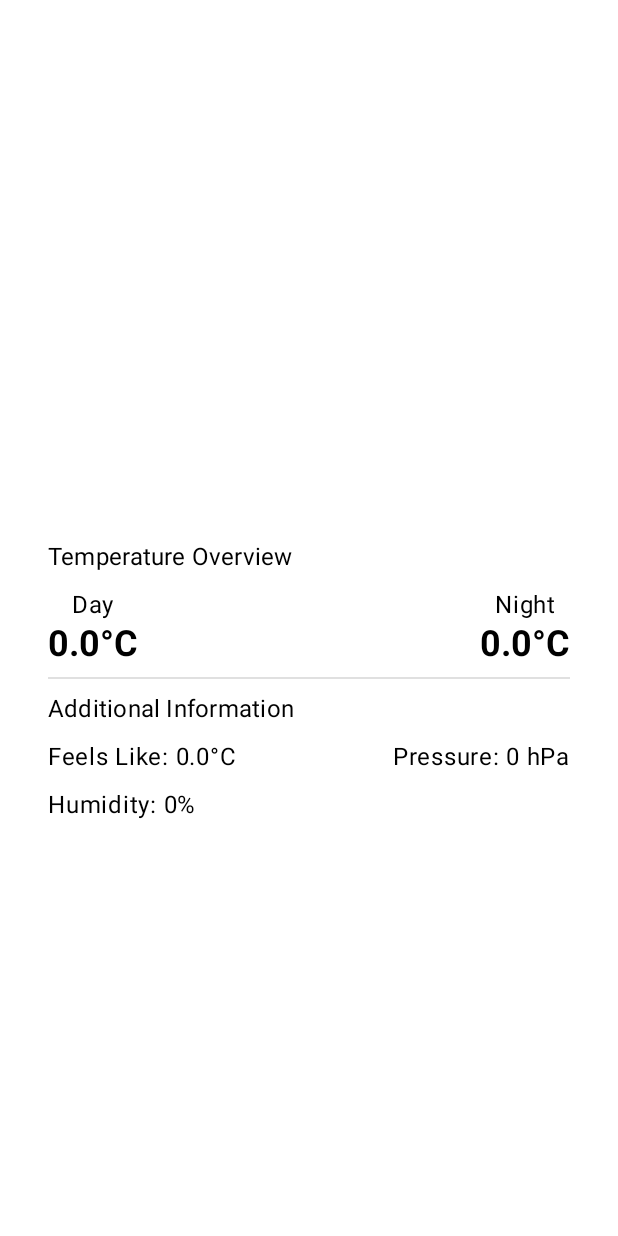
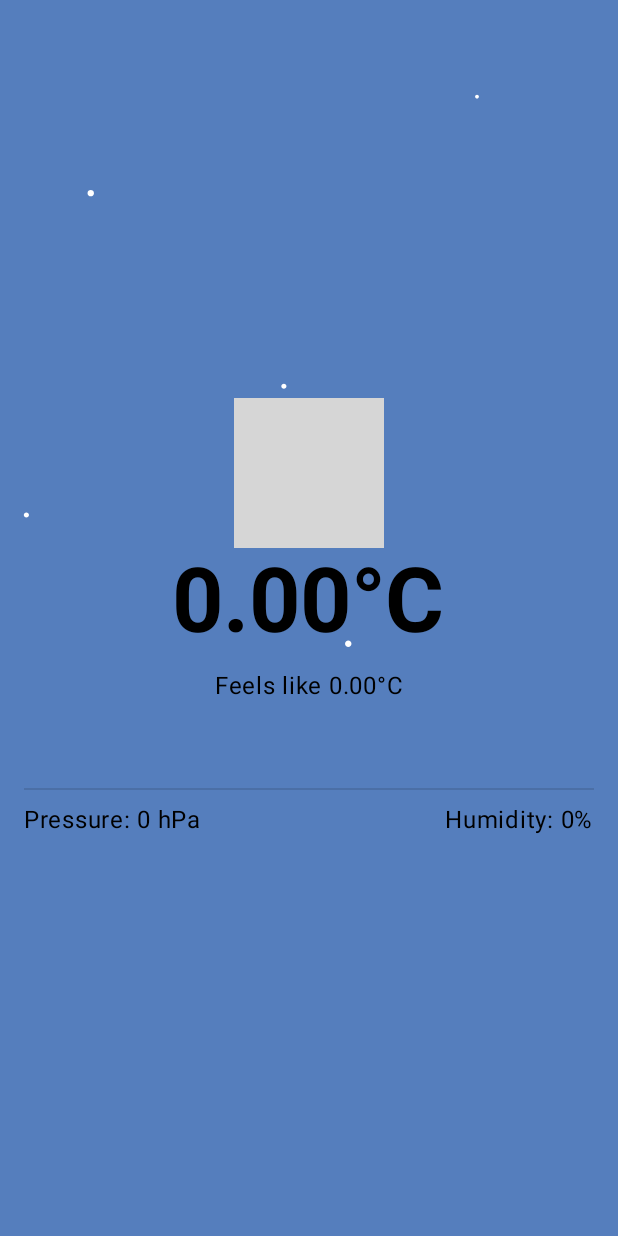
Before and after one commit to RonakKosamia/CleanArchitectureMVVM_withJetpackCompose, an Android app built with Jetpack Compose: the composable WeatherDetailScreen called with empty values, on a phone screen of 412 x 824 dp. Run offline under Robolectric (Android 15) with nearby library versions, the phone set to English and light mode, and no system bars; our stand-ins replace Dagger/Hilt's generated code; pictures from the network do not load; grey boxes are pictures that could not be loaded.

```diff
--- a/app/src/main/java/com/rk/openweatherapp/presentation/MainActivity.kt
+++ b/app/src/main/java/com/rk/openweatherapp/presentation/MainActivity.kt
@@ -34,7 +34,7 @@ class MainActivity : ComponentActivity() {
                 WeatherListScreen(navController)  // Pass the navController to WeatherListScreen
             }
 
-            composable("weatherDetail/{lat}/{lon}/{dt}/{day}/{night}/{feelsLike}/{pressure}/{humidity}/{title}/{description}",
+            composable("weatherDetail/{lat}/{lon}/{dt}/{day}/{night}/{feelsLike}/{pressure}/{humidity}/{title}/{description}/{icon}",
             ) { backStackEntry ->
                 val lat = backStackEntry.arguments?.getString("lat")?.toDoubleOrNull() ?: 0.0
                 val lon = backStackEntry.arguments?.getString("lon")?.toDoubleOrNull() ?: 0.0
@@ -46,11 +46,12 @@ class MainActivity : ComponentActivity() {
                 val humidity = backStackEntry.arguments?.getString("humidity")?.toIntOrNull() ?: 0
                 val title = backStackEntry.arguments?.getString("title") ?: ""
                 val description = backStackEntry.arguments?.getString("description") ?: ""
+                val icon = backStackEntry.arguments?.getString("icon") ?: ""
 
                 // Pass the navController to WeatherDetailScreen
                 WeatherDetailScreen(navController = navController,
                     lat = lat, lon = lon, dt = dt,
-                    day, night,feelsLike, pressure, humidity, title, description
+                    day, night,feelsLike, pressure, humidity, title, description, icon
                 )
             }
         }
--- a/app/src/main/java/com/rk/openweatherapp/presentation/weather_detail/WeatherDetailScreen.kt
+++ b/app/src/main/java/com/rk/openweatherapp/presentation/weather_detail/WeatherDetailScreen.kt
@@ -1,7 +1,6 @@
 package com.rk.openweatherapp.presentation.weather_detail
 
 import android.annotation.SuppressLint
-import android.util.Log
 import androidx.compose.foundation.layout.*
 import androidx.compose.material.*
 import androidx.compose.runtime.Composable
@@ -10,12 +9,18 @@ import androidx.compose.runtime.collectAsState
 import androidx.compose.runtime.getValue
 import androidx.compose.ui.Alignment
 import androidx.compose.ui.Modifier
-import androidx.compose.ui.platform.LocalContext
 import androidx.compose.ui.text.font.FontWeight
 import androidx.compose.ui.unit.dp
 import androidx.hilt.navigation.compose.hiltViewModel
 import androidx.navigation.NavController
-import com.rk.openweatherapp.domain.model.Weather
+import androidx.compose.foundation.Image
+import androidx.compose.foundation.background
+import androidx.compose.ui.draw.alpha
+import androidx.compose.ui.layout.ContentScale
+import androidx.compose.ui.res.painterResource
+import coil.compose.AsyncImage
+import coil.compose.rememberImagePainter
+import com.rk.openweatherapp.R
 
 @Composable
 fun WeatherDetailScreen(
@@ -30,21 +35,38 @@ fun WeatherDetailScreen(
     humidity: Int,      // Humidity percentage
     title: String,      // Weather condition title
     description: String, // Weather condition description
+    iconCode: String,   // Weather icon code
     viewModel: WeatherDetailViewModel = hiltViewModel()
 ) {
     val state by viewModel.state.collectAsState()
-    val context = LocalContext.current // Get the context for Toast
 
     LaunchedEffect(Unit) {
-        viewModel.getWeatherBy(lat,lon,dt)
+        viewModel.getWeatherBy(lat, lon, dt)
+    }
+
+    val backgroundDrawable = when {
+        description.contains("cloud", ignoreCase = true) -> R.drawable.cloudy
+        description.contains("clear", ignoreCase = true) -> R.drawable.clearsky
+        description.contains("rain", ignoreCase = true) -> R.drawable.rainy
+        else -> R.drawable.clearsky // A default background if no match
     }
 
     Box(
         modifier = Modifier
             .fillMaxSize()
-            .padding(16.dp),
-        contentAlignment = Alignment.Center
     ) {
+
+        // Background Image
+        Image(
+            painter = painterResource(id = backgroundDrawable),
+            contentDescription = null,
+            contentScale = ContentScale.Crop, // Makes the image fill the entire box
+            modifier = Modifier
+                .fillMaxSize()
+                .alpha(0.7f) // Adjust opacity to ensure content is visible
+        )
+
+
         when {
             state.isLoading -> CircularProgressIndicator()
 
@@ -56,12 +78,21 @@ fun WeatherDetailScreen(
                     pressure = pressure,
                     humidity = humidity,
                     title = title,
-                    description = description
+                    description = description,
+                    iconCode = iconCode
                 )
             }
 
             state.weather != null -> {
-                WeatherDetailContent(state.weather!!)
+                    WeatherDetailContent(
+                            temperature = state.weather!!.day,
+                            feelsLike = state.weather!!.feelsLike,
+                            pressure = state.weather!!.pressure,
+                            humidity = state.weather!!.humidity,
+                            description = state.weather!!.description,
+                            iconUrl = "https://openweathermap.org/img/wn/${state.weather!!.icon}@2x.png"
+                    )
+//                WeatherDetailContent(state.weather!!, iconCode)
             }
 
             else -> Text(
@@ -73,127 +104,178 @@ fun WeatherDetailScreen(
 }
 
 @SuppressLint("DefaultLocale")
-private fun formatToTwoDecimal(kelvin: Double): Double {
-    return String.format("%.2f", kelvin).toDouble()
-}
-//fun convertKelvinToCelsius(kelvin: Double): Double {
-//    return (kelvin - 273.15).toBigDecimal().setScale(2, java.math.RoundingMode.HALF_EVEN).toDouble()
-//}
-
-
 @Composable
-fun WeatherDetailContent(weather: Weather) {
-    Log.d("WeatherDetailContent", "WeatherDetailContent by API" )
-    // Use the temperature values directly as they are in Celsius when `units=metric` is used.
-    val dayTemp = formatToTwoDecimal(weather.day) // Day temperature
-    val nightTemp = formatToTwoDecimal(weather.night) // Night temperature
-    val feelsLikeTemp = formatToTwoDecimal(weather.feelsLike) // Feels like temperature
-
+fun WeatherDetailContent(
+    temperature: Double,
+    feelsLike: Double,
+    pressure: Int,
+    humidity: Int,
+    description: String,
+    iconUrl: String? = null
+) {
     Column(
         modifier = Modifier
-            .fillMaxWidth()
-            .padding(16.dp)
+            .fillMaxSize()
+            .padding(16.dp),
+        horizontalAlignment = Alignment.CenterHorizontally,
+        verticalArrangement = Arrangement.Center
     ) {
-        // Title and Description
+        // Weather Icon
+        iconUrl?.let {
+            AsyncImage(
+                model = it,
+                contentDescription = description,
+                modifier = Modifier.size(100.dp)
+            )
+        }
+
+        // Temperature
         Text(
-            text = weather.title,
-            style = MaterialTheme.typography.h4.copy(fontWeight = FontWeight.Bold),
-            modifier = Modifier.padding(bottom = 8.dp)
-        )
-        Text(
-            text = weather.description.capitalize(),
-            style = MaterialTheme.typography.body1,
-            modifier = Modifier.padding(bottom = 16.dp)
+            text = String.format("%.2f°C", temperature),
+            style = MaterialTheme.typography.h2,
+            fontWeight = FontWeight.Bold
         )
 
-        // Temperature Overview
+        // Feels like
+        Text(
+            text = "Feels like ${String.format("%.2f°C", feelsLike)}",
+            style = MaterialTheme.typography.body1,
+            modifier = Modifier.padding(vertical = 8.dp)
+        )
+
+        // Weather description
+        Text(
+            text = description.capitalize(),
+            style = MaterialTheme.typography.h5,
+            fontWeight = FontWeight.Bold,
+            modifier = Modifier.padding(vertical = 8.dp)
+        )
+
         Divider(modifier = Modifier.padding(vertical = 8.dp))
-        Text(text = "Temperature Overview", style = MaterialTheme.typography.subtitle1, modifier = Modifier.padding(bottom = 8.dp))
 
+        // Pressure and Humidity
         Row(
             modifier = Modifier.fillMaxWidth(),
             horizontalArrangement = Arrangement.SpaceBetween
         ) {
-            TemperatureBox("Day", dayTemp)
-            TemperatureBox("Night", nightTemp)
+            Text(
+                text = "Pressure: ${pressure} hPa",
+                style = MaterialTheme.typography.body1
+            )
+            Text(
+                text = "Humidity: ${humidity}%",
+                style = MaterialTheme.typography.body1
+            )
         }
+    }
+}
 
-        // Additional weather details
+@Composable
+fun WeatherDetailContentFallback(
+    day: Double,
+    night: Double,
+    feelsLike: Double,
+    pressure: Int,
+    humidity: Int,
+    title: String,
+    description: String,
+    iconCode: String
+) {
+    Column(
+        modifier = Modifier
+            .fillMaxSize()
+            .padding(16.dp),
+        horizontalAlignment = Alignment.CenterHorizontally,
+        verticalArrangement = Arrangement.Center
+    ) {
+        // Weather icon
+        val iconUrl = "https://openweathermap.org/img/wn/$iconCode@2x.png"
+        AsyncImage(
+            model = iconUrl,
+            contentDescription = title,
+            modifier = Modifier.size(100.dp)
+        )
+
+        // Day Temperature
+        Text(
+            text = String.format("%.2f°C", day),
+            style = MaterialTheme.typography.h2,
+            fontWeight = FontWeight.Bold
+        )
+
+        // Feels like
+        Text(
+            text = "Feels like ${String.format("%.2f°C", feelsLike)}",
+            style = MaterialTheme.typography.body1,
+            modifier = Modifier.padding(vertical = 8.dp)
+        )
+
+        // Weather description
+        Text(
+            text = description.capitalize(),
+            style = MaterialTheme.typography.h5,
+            fontWeight = FontWeight.Bold,
+            modifier = Modifier.padding(vertical = 8.dp)
+        )
+
         Divider(modifier = Modifier.padding(vertical = 8.dp))
-        Text(text = "Additional Information", style = MaterialTheme.typography.subtitle1, modifier = Modifier.padding(bottom = 8.dp))
 
-        AdditionalWeatherDetails(
-            feelsLike = feelsLikeTemp,
-            pressure = weather.pressure,
-            humidity = weather.humidity
-        )
+        // Pressure and Humidity
+        Row(
+            modifier = Modifier.fillMaxWidth(),
+            horizontalArrangement = Arrangement.SpaceBetween
+        ) {
+            Text(
+                text = "Pressure: ${pressure} hPa",
+                style = MaterialTheme.typography.body1
+            )
+            Text(
+                text = "Humidity: ${humidity}%",
+                style = MaterialTheme.typography.body1
+            )
+        }
     }
 }
 
 
 @Composable
-fun WeatherDetailContentFallback(
-    day: Double,
-    night: Double,
-    feelsLike: Double,  // Add feelsLike
-    pressure: Int,      // Add pressure
-    humidity: Int,      // Add humidity
-    title: String,
-    description: String
+fun MainWeatherInfo(
+    temperature: Double,
+    feelsLike: Double,
+    description: String,
+    iconCode: String // Weather icon code from OpenWeatherMap
 ) {
-    val dayTemp = formatToTwoDecimal(day)
-    val nightTemp = formatToTwoDecimal(night)
-    val feelsLikeTemp = formatToTwoDecimal(feelsLike)
+    Column(
+        modifier = Modifier.fillMaxWidth(),
+        horizontalAlignment = Alignment.CenterHorizontally
+    ) {
+        // Weather icon from OpenWeatherMap
+        Image(
+            painter = rememberImagePainter("http://openweathermap.org/img/wn/$iconCode@2x.png"),
+            contentDescription = "Weather Icon",
+            modifier = Modifier.size(120.dp)
+        )
 
-    Column(
-        modifier = Modifier
-            .fillMaxWidth()
-            .padding(16.dp)
-    ) {
-        // Title and Description
+        // Temperature
         Text(
-            text = title,
-            style = MaterialTheme.typography.h4.copy(fontWeight = FontWeight.Bold),
-            modifier = Modifier.padding(bottom = 8.dp)
+            text = "${temperature}°C",
+            style = MaterialTheme.typography.h1.copy(fontWeight = FontWeight.Bold),
+            modifier = Modifier.padding(top = 8.dp)
         )
+
+        // Feels like temperature
+        Text(
+            text = "Feels like ${feelsLike}°C",
+            style = MaterialTheme.typography.body1,
+            modifier = Modifier.padding(top = 4.dp)
+        )
+
+        // Weather description
         Text(
             text = description.capitalize(),
-            style = MaterialTheme.typography.body1,
-            modifier = Modifier.padding(bottom = 16.dp)
+            style = MaterialTheme.typography.h6,
+            modifier = Modifier.padding(top = 8.dp)
         )
-
-        // Temperature Overview
-        Text(text = "Temperature Overview", style = MaterialTheme.typography.subtitle1, modifier = Modifier.padding(bottom = 8.dp))
-
-        Row(
-            modifier = Modifier.fillMaxWidth(),
-            horizontalArrangement = Arrangement.SpaceBetween
-        ) {
-            TemperatureBox("Day", dayTemp)
-            TemperatureBox("Night", nightTemp)
-        }
-
-        // Additional weather details
-        Divider(modifier = Modifier.padding(vertical = 8.dp))
-        Text(text = "Additional Information", style = MaterialTheme.typography.subtitle1, modifier = Modifier.padding(bottom = 8.dp))
-
-        AdditionalWeatherDetails(
-            feelsLike = feelsLikeTemp,
-            pressure = pressure,
-            humidity = humidity
-        )
-    }
-}
-
-
-
-@Composable
-fun TemperatureBox(label: String, temp: Double) {
-    Column(
-        horizontalAlignment = Alignment.CenterHorizontally
-    ) {
-        Text(text = label, style = MaterialTheme.typography.body1)
-        Text(text = "$temp°C", style = MaterialTheme.typography.h5.copy(fontWeight = FontWeight.Bold))
     }
 }
 
@@ -204,17 +286,14 @@ fun AdditionalWeatherDetails(feelsLike: Double, pressure: Int, humidity: Int) {
             modifier = Modifier.fillMaxWidth(),
             horizontalArrangement = Arrangement.SpaceBetween
         ) {
-            Text(text = "Feels Like: $feelsLike°C", style = MaterialTheme.typography.body1)
             Text(text = "Pressure: ${pressure} hPa", style = MaterialTheme.typography.body1)
-        }
-
-        Spacer(modifier = Modifier.height(8.dp))
-
-        Row(
-            modifier = Modifier.fillMaxWidth(),
-            horizontalArrangement = Arrangement.SpaceBetween
-        ) {
             Text(text = "Humidity: ${humidity}%", style = MaterialTheme.typography.body1)
         }
     }
 }
+
+// Helper to format temperatures to two decimal points
+@SuppressLint("DefaultLocale")
+private fun formatToTwoDecimal(value: Double): Double {
+    return String.format("%.2f", value).toDouble()
+}
--- a/app/src/main/java/com/rk/openweatherapp/presentation/weather_list/WeatherListScreen.kt
+++ b/app/src/main/java/com/rk/openweatherapp/presentation/weather_list/WeatherListScreen.kt
@@ -120,7 +120,7 @@ fun WeatherListScreen(
                                 icon = weather.icon,
                                 onClick = {
                                     navController.navigate(
-                                        "weatherDetail/${weather.lat}/${weather.lon}/${weather.dt}/${weather.day}/${weather.night}/${weather.feelsLike}/${weather.pressure}/${weather.humidity}/${weather.title}/${weather.description}"
+                                        "weatherDetail/${weather.lat}/${weather.lon}/${weather.dt}/${weather.day}/${weather.night}/${weather.feelsLike}/${weather.pressure}/${weather.humidity}/${weather.title}/${weather.description}/${weather.icon}"
                                     )
                                 }
                             )
--- /dev/null
+++ b/app/src/main/res/drawable/clearsky.xml
@@ -0,0 +1,27 @@
+<?xml version="1.0" encoding="utf-8"?>
+<vector xmlns:android="http://schemas.android.com/apk/res/android"
+    android:width="1080dp"
+    android:height="1920dp"
+    android:viewportWidth="1080"
+    android:viewportHeight="1920">
+
+    <path
+        android:fillColor="#0D47A1"
+        android:pathData="M0,0h1080v1920h-1080z" />
+    <!-- Stars as small circles using paths -->
+    <path
+        android:fillColor="#FFFFFF"
+        android:pathData="M200,300m-5,0a5,5 0 1,0 10,0a5,5 0 1,0 -10,0" />
+    <path
+        android:fillColor="#FFFFFF"
+        android:pathData="M500,600m-4,0a4,4 0 1,0 8,0a4,4 0 1,0 -8,0" />
+    <path
+        android:fillColor="#FFFFFF"
+        android:pathData="M800,150m-3,0a3,3 0 1,0 6,0a3,3 0 1,0 -6,0" />
+    <path
+        android:fillColor="#FFFFFF"
+        android:pathData="M600,1000m-5,0a5,5 0 1,0 10,0a5,5 0 1,0 -10,0" />
+    <path
+        android:fillColor="#FFFFFF"
+        android:pathData="M100,800m-4,0a4,4 0 1,0 8,0a4,4 0 1,0 -8,0" />
+</vector>
--- /dev/null
+++ b/app/src/main/res/drawable/cloudy.xml
@@ -0,0 +1,15 @@
+<?xml version="1.0" encoding="utf-8"?>
+<vector xmlns:android="http://schemas.android.com/apk/res/android"
+    android:width="360dp"
+    android:height="640dp"
+    android:viewportWidth="360"
+    android:viewportHeight="640">
+    <group>
+        <path
+            android:fillColor="#4E4E50"
+            android:pathData="M0,0h360v640H0z" />
+        <path
+            android:fillColor="#707070"
+            android:pathData="M50,300c0,50 40,80 90,80s90,-30 90,-80 -40,-80 -90,-80 -90,30 -90,80zM170,250c0,40 30,60 70,60s70,-20 70,-60 -30,-60 -70,-60 -70,20 -70,60z" />
+    </group>
+</vector>
--- /dev/null
+++ b/app/src/main/res/drawable/rainy.xml
@@ -0,0 +1,24 @@
+<?xml version="1.0" encoding="utf-8"?>
+<vector xmlns:android="http://schemas.android.com/apk/res/android"
+    android:width="1080dp"
+    android:height="1920dp"
+    android:viewportWidth="1080"
+    android:viewportHeight="1920">
+
+    <path
+        android:fillColor="#455A64"
+        android:pathData="M0,0h1080v1920h-1080z" />
+    <!-- Raindrops -->
+    <path
+        android:fillColor="#90CAF9"
+        android:pathData="M250,600c20,-60,60,-60,80,0c20,60,-80,60,-80,0z" />
+    <path
+        android:fillColor="#90CAF9"
+        android:pathData="M450,800c20,-60,60,-60,80,0c20,60,-80,60,-80,0z" />
+    <path
+        android:fillColor="#90CAF9"
+        android:pathData="M750,500c20,-60,60,-60,80,0c20,60,-80,60,-80,0z" />
+    <path
+        android:fillColor="#90CAF9"
+        android:pathData="M550,1000c20,-60,60,-60,80,0c20,60,-80,60,-80,0z" />
+</vector>
```
